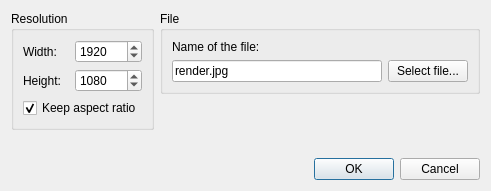
The window that src/ShaderRunner/RenderToFileDialog.ui (utak3r/ShaderRunner) describes before a commit, drawn with Qt 5.
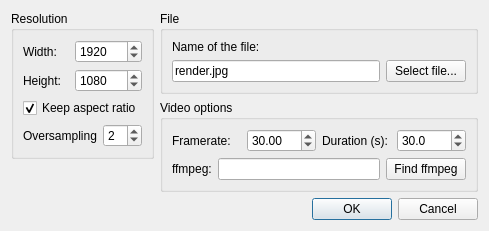
The same window after the commit.

Commit message: Render to video added. Oversampling for offscreen rendering added.

```diff
--- a/src/ShaderRunner/RenderToFileDialog.ui
+++ b/src/ShaderRunner/RenderToFileDialog.ui
@@ -6,16 +6,16 @@
    <rect>
     <x>0</x>
     <y>0</y>
-    <width>491</width>
-    <height>191</height>
+    <width>489</width>
+    <height>230</height>
    </rect>
   </property>
   <property name="windowTitle">
    <string>Dialog</string>
   </property>
-  <layout class="QVBoxLayout" name="verticalLayout_5">
+  <layout class="QVBoxLayout" name="verticalLayout_6">
    <item>
-    <layout class="QHBoxLayout" name="horizontalLayout_4">
+    <layout class="QHBoxLayout" name="horizontalLayout_7">
      <item>
       <layout class="QVBoxLayout" name="verticalLayout_4">
        <item>
@@ -88,6 +88,36 @@
             </property>
            </widget>
           </item>
+          <item>
+           <layout class="QHBoxLayout" name="horizontalLayout_6">
+            <item>
+             <widget class="QLabel" name="label_7">
+              <property name="text">
+               <string>Oversampling</string>
+              </property>
+             </widget>
+            </item>
+            <item>
+             <widget class="QSpinBox" name="txtOversampling">
+              <property name="toolTip">
+               <string>Enter 1 for no oversampling.</string>
+              </property>
+              <property name="toolTipDuration">
+               <number>2</number>
+              </property>
+              <property name="minimum">
+               <number>1</number>
+              </property>
+              <property name="maximum">
+               <number>8</number>
+              </property>
+              <property name="value">
+               <number>2</number>
+              </property>
+             </widget>
+            </item>
+           </layout>
+          </item>
          </layout>
         </widget>
        </item>
@@ -107,7 +137,7 @@
       </layout>
      </item>
      <item>
-      <layout class="QVBoxLayout" name="verticalLayout_3">
+      <layout class="QVBoxLayout" name="verticalLayout_5">
        <item>
         <widget class="QGroupBox" name="groupBox_2">
          <property name="title">
@@ -142,6 +172,90 @@
          </layout>
         </widget>
        </item>
+       <item>
+        <widget class="QGroupBox" name="grpVideoOptions">
+         <property name="title">
+          <string>Video options</string>
+         </property>
+         <layout class="QVBoxLayout" name="verticalLayout_3">
+          <item>
+           <layout class="QHBoxLayout" name="horizontalLayout_4">
+            <item>
+             <widget class="QLabel" name="label_4">
+              <property name="text">
+               <string>Framerate:</string>
+              </property>
+             </widget>
+            </item>
+            <item>
+             <widget class="QDoubleSpinBox" name="txtFramerate">
+              <property name="minimum">
+               <double>1.000000000000000</double>
+              </property>
+              <property name="maximum">
+               <double>120.000000000000000</double>
+              </property>
+              <property name="value">
+               <double>30.000000000000000</double>
+              </property>
+             </widget>
+            </item>
+            <item>
+             <widget class="QLabel" name="label_6">
+              <property name="text">
+               <string>Duration (s):</string>
+              </property>
+             </widget>
+            </item>
+            <item>
+             <widget class="QDoubleSpinBox" name="txtDuration">
+              <property name="decimals">
+               <number>1</number>
+              </property>
+              <property name="minimum">
+               <double>1.000000000000000</double>
+              </property>
+              <property name="maximum">
+               <double>3600.000000000000000</double>
+              </property>
+              <property name="value">
+               <double>30.000000000000000</double>
+              </property>
+             </widget>
+            </item>
+           </layout>
+          </item>
+          <item>
+           <layout class="QHBoxLayout" name="horizontalLayout_5">
+            <item>
+             <widget class="QLabel" name="label_5">
+              <property name="text">
+               <string>ffmpeg:</string>
+              </property>
+             </widget>
+            </item>
+            <item>
+             <widget class="QLineEdit" name="txtFfmpeg">
+              <property name="toolTip">
+               <string>Enter the path to ffmpeg executable</string>
+              </property>
+              <property name="toolTipDuration">
+               <number>3</number>
+              </property>
+             </widget>
+            </item>
+            <item>
+             <widget class="QPushButton" name="btnFindFfmpeg">
+              <property name="text">
+               <string>Find ffmpeg</string>
+              </property>
+             </widget>
+            </item>
+           </layout>
+          </item>
+         </layout>
+        </widget>
+       </item>
        <item>
         <spacer name="verticalSpacer">
          <property name="orientation">
```
Left out of the diff: 3 changed lines with no effect on the pictures. The commit also changes 10 other files.
